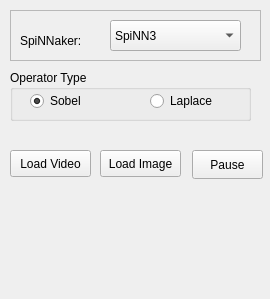
Old version of the form gui/SpiNNvidStreamer/src/vidstreamer.ui in the repository indarsugiarto/Graceful_VidPro.
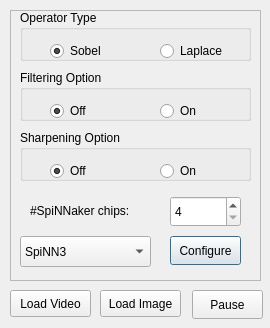
New version of the form.

Patch:
```diff
--- a/gui/SpiNNvidStreamer/src/vidstreamer.ui
+++ b/gui/SpiNNvidStreamer/src/vidstreamer.ui
@@ -7,7 +7,7 @@
     <x>0</x>
     <y>0</y>
     <width>270</width>
-    <height>299</height>
+    <height>328</height>
    </rect>
   </property>
   <property name="minimumSize">
@@ -29,7 +29,7 @@
    <property name="geometry">
     <rect>
      <x>10</x>
-     <y>150</y>
+     <y>290</y>
      <width>81</width>
      <height>27</height>
     </rect>
@@ -42,7 +42,7 @@
    <property name="geometry">
     <rect>
      <x>192</x>
-     <y>150</y>
+     <y>290</y>
      <width>71</width>
      <height>29</height>
     </rect>
@@ -57,7 +57,7 @@
      <x>10</x>
      <y>10</y>
      <width>251</width>
-     <height>51</height>
+     <height>271</height>
     </rect>
    </property>
    <property name="frameShape">
@@ -69,21 +69,21 @@
    <widget class="QLabel" name="label">
     <property name="geometry">
      <rect>
-      <x>10</x>
-      <y>20</y>
-      <width>81</width>
+      <x>20</x>
+      <y>190</y>
+      <width>131</width>
       <height>21</height>
      </rect>
     </property>
     <property name="text">
-     <string>SpiNNaker:</string>
+     <string>#SpiNNaker chips:</string>
     </property>
    </widget>
    <widget class="QComboBox" name="cbSpiNN">
     <property name="geometry">
      <rect>
-      <x>100</x>
-      <y>10</y>
+      <x>10</x>
+      <y>226</y>
       <width>131</width>
       <height>31</height>
      </rect>
@@ -99,26 +99,44 @@
      </property>
     </item>
    </widget>
-  </widget>
-  <widget class="QPushButton" name="pbTest">
+   <widget class="QPushButton" name="pbConfigure">
    <property name="geometry">
     <rect>
-     <x>100</x>
-     <y>150</y>
-     <width>81</width>
-     <height>27</height>
+      <x>160</x>
+      <y>226</y>
+      <width>71</width>
+      <height>29</height>
     </rect>
    </property>
    <property name="text">
-    <string>Load Image</string>
+     <string>Configure</string>
+    </property>
+    <property name="default">
+     <bool>true</bool>
+    </property>
+   </widget>
+   <widget class="QSpinBox" name="sbNchips">
+    <property name="geometry">
+     <rect>
+      <x>160</x>
+      <y>186</y>
+      <width>71</width>
+      <height>31</height>
+     </rect>
+    </property>
+    <property name="minimum">
+     <number>4</number>
+    </property>
+    <property name="maximum">
+     <number>48</number>
    </property>
   </widget>
   <widget class="QGroupBox" name="groupBox">
    <property name="geometry">
     <rect>
      <x>10</x>
-     <y>70</y>
-     <width>241</width>
+      <y>0</y>
+      <width>231</width>
      <height>51</height>
     </rect>
    </property>
@@ -128,8 +146,8 @@
    <widget class="QRadioButton" name="radioButton">
     <property name="geometry">
      <rect>
-      <x>20</x>
-      <y>20</y>
+       <x>30</x>
+       <y>30</y>
       <width>81</width>
       <height>22</height>
      </rect>
@@ -145,7 +163,7 @@
     <property name="geometry">
      <rect>
       <x>140</x>
-      <y>20</y>
+       <y>30</y>
       <width>81</width>
       <height>22</height>
      </rect>
@@ -153,7 +171,117 @@
     <property name="text">
      <string>Laplace</string>
     </property>
-   </widget>
+     <property name="checked">
+      <bool>false</bool>
+     </property>
+    </widget>
+   </widget>
+   <widget class="QGroupBox" name="groupBox_2">
+    <property name="geometry">
+     <rect>
+      <x>10</x>
+      <y>60</y>
+      <width>231</width>
+      <height>51</height>
+     </rect>
+    </property>
+    <property name="title">
+     <string>Filtering Option</string>
+    </property>
+    <widget class="QRadioButton" name="rbFilterOff">
+     <property name="geometry">
+      <rect>
+       <x>30</x>
+       <y>30</y>
+       <width>81</width>
+       <height>22</height>
+      </rect>
+     </property>
+     <property name="text">
+      <string>Off</string>
+     </property>
+     <property name="checked">
+      <bool>true</bool>
+     </property>
+    </widget>
+    <widget class="QRadioButton" name="rbFilterOn">
+     <property name="geometry">
+      <rect>
+       <x>140</x>
+       <y>30</y>
+       <width>81</width>
+       <height>22</height>
+      </rect>
+     </property>
+     <property name="text">
+      <string>On</string>
+     </property>
+     <property name="checked">
+      <bool>false</bool>
+     </property>
+    </widget>
+    <zorder>rbFilterOff</zorder>
+    <zorder>rbFilterOn</zorder>
+    <zorder>groupBox</zorder>
+   </widget>
+   <widget class="QGroupBox" name="groupBox_3">
+    <property name="geometry">
+     <rect>
+      <x>10</x>
+      <y>120</y>
+      <width>231</width>
+      <height>51</height>
+     </rect>
+    </property>
+    <property name="title">
+     <string>Sharpening Option</string>
+    </property>
+    <widget class="QRadioButton" name="rbSharpOff">
+     <property name="geometry">
+      <rect>
+       <x>30</x>
+       <y>30</y>
+       <width>81</width>
+       <height>22</height>
+      </rect>
+     </property>
+     <property name="text">
+      <string>Off</string>
+     </property>
+     <property name="checked">
+      <bool>true</bool>
+     </property>
+    </widget>
+    <widget class="QRadioButton" name="rbSharpOn">
+     <property name="geometry">
+      <rect>
+       <x>140</x>
+       <y>30</y>
+       <width>81</width>
+       <height>22</height>
+      </rect>
+     </property>
+     <property name="text">
+      <string>On</string>
+     </property>
+     <property name="checked">
+      <bool>false</bool>
+     </property>
+    </widget>
+   </widget>
+  </widget>
+  <widget class="QPushButton" name="pbTest">
+   <property name="geometry">
+    <rect>
+     <x>100</x>
+     <y>290</y>
+     <width>81</width>
+     <height>27</height>
+    </rect>
+   </property>
+   <property name="text">
+    <string>Load Image</string>
+   </property>
   </widget>
  </widget>
  <layoutdefault spacing="6" margin="11"/>
```
Left out of the diff: 4 changed lines with no effect on the pictures. Lines whose indentation alone changed are shown as unchanged.
